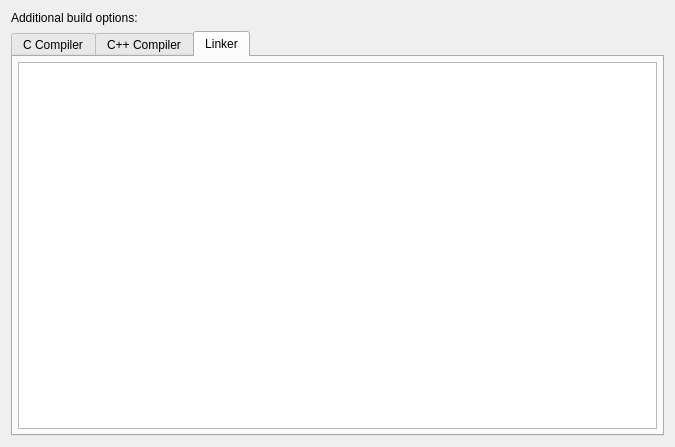
First picture: the form in RedPandaIDE/settingsdialog/projectcompileparamaterswidget.ui, repository royqh1979/RedPanda-CPP, before the edit.
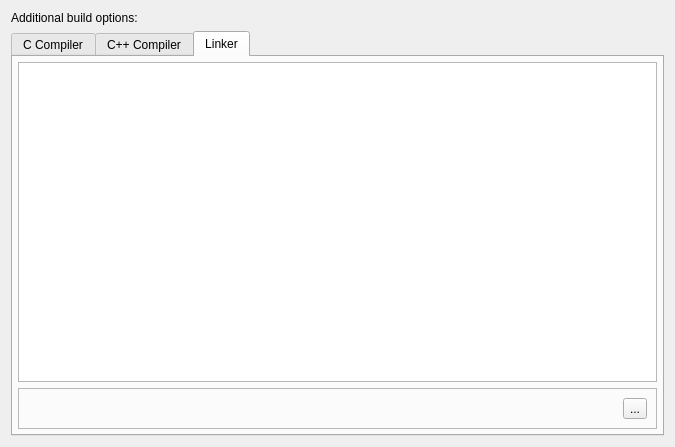
Second picture: the form after the edit. The open tabs and pages were chosen to show the change.

```diff
--- a/RedPandaIDE/settingsdialog/projectcompileparamaterswidget.ui
+++ b/RedPandaIDE/settingsdialog/projectcompileparamaterswidget.ui
@@ -74,7 +74,7 @@
       <attribute name="title">
        <string>Linker</string>
       </attribute>
-      <layout class="QHBoxLayout" name="horizontalLayout_3">
+      <layout class="QVBoxLayout" name="verticalLayout_2">
        <property name="leftMargin">
         <number>5</number>
        </property>
@@ -90,6 +90,38 @@
        <item>
         <widget class="QPlainTextEdit" name="txtLinker"/>
        </item>
+       <item>
+        <widget class="QFrame" name="frame">
+         <property name="frameShape">
+          <enum>QFrame::StyledPanel</enum>
+         </property>
+         <property name="frameShadow">
+          <enum>QFrame::Raised</enum>
+         </property>
+         <layout class="QHBoxLayout" name="horizontalLayout_3">
+          <item>
+           <spacer name="horizontalSpacer">
+            <property name="orientation">
+             <enum>Qt::Horizontal</enum>
+            </property>
+            <property name="sizeHint" stdset="0">
+             <size>
+              <width>40</width>
+              <height>20</height>
+             </size>
+            </property>
+           </spacer>
+          </item>
+          <item>
+           <widget class="QToolButton" name="btnChooseLib">
+            <property name="text">
+             <string>...</string>
+            </property>
+           </widget>
+          </item>
+         </layout>
+        </widget>
+       </item>
       </layout>
      </widget>
     </widget>
```
Left out of the diff: 2 changed lines with no effect on the pictures.
